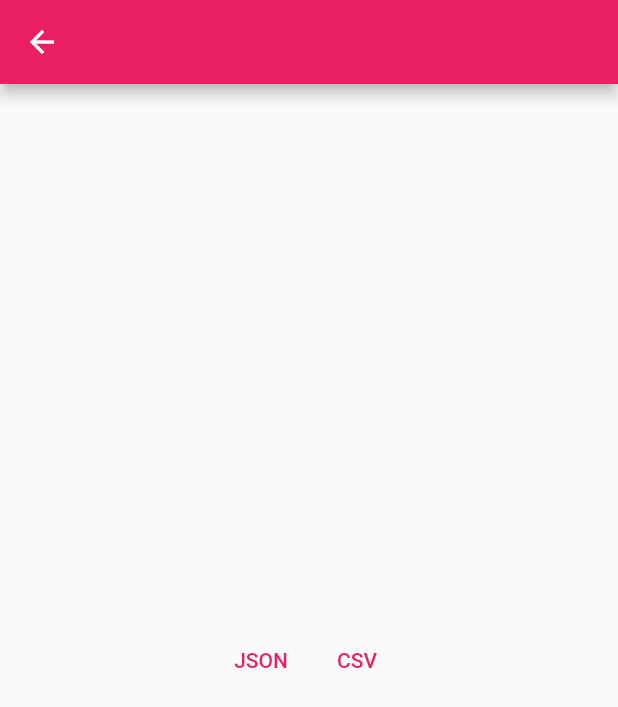
After one commit to dmrraiscte/ES-2023-2Sem-Quarta-Feira-LEI-GrupoG, a Flutter app: the SaveFile screen opened by its route, after a tap on "JSON", on a phone screen of 412 x 824 dp. The commit adds this screen. Shown: the top 707 px of the screen. Run offline on Flutter 3.47's test engine with Material 2 defaults, Android fonts, the phone set to English and light mode, and no system bars; our stand-ins replace file_picker, syncfusion_flutter_calendar, tuple; missing offline and left inert: file_saver.

Commit message:
#11 WIP: saved file/Events to json and csv

```diff
--- a/lib/main.dart
+++ b/lib/main.dart
@@ -1,6 +1,7 @@
 import 'package:calendar_manager/screens/filefromusl.dart';
 import 'package:calendar_manager/screens/home.dart';
 import 'package:calendar_manager/screens/pickfile.dart';
+import 'package:calendar_manager/screens/saveFile.dart';
 import 'package:flutter/material.dart';
 
 void main() => runApp(MyApp());
@@ -16,6 +17,7 @@ class MyApp extends StatelessWidget {
         "filefromurl": (context) => const FileFromUrl(),
         "home": (context) => const Home(),
         "pickfile": (context) => const PickFile(),
+        "savefile": (context) => const SaveFile(),
       },
       theme: ThemeData(
         primarySwatch: Colors.pink,
--- /dev/null
+++ b/lib/screens/saveFile.dart
@@ -0,0 +1,49 @@
+import 'package:flutter/material.dart';
+
+import '../utils/utils.dart';
+
+class SaveFile extends StatefulWidget {
+  const SaveFile({super.key});
+
+  @override
+  State<SaveFile> createState() => _SaveFileState();
+}
+
+class _SaveFileState extends State<SaveFile> {
+  var value = Util.fromJsonToCSV(""" {
+    "events": [
+        { "Curso": "ME", "Unidade Curricular": "Teoria dos Jogos e dos Contratos", "Turno": "01789TP01", "Turma": "MEA1", "Inscritos no turno": "30", "Dia da semana": "Qua", "Hora início da aula": "13:00:00", "Hora fim da aula": "14:30:00", "Data da aula": "23/11/2022", "Sala atribuída à aula": "AA2.25", "Lotação da sala": "34" },
+        { "Curso": "DF", "Unidade Curricular": "Investimentos II", "Turno": "01074TP01", "Turma": "DFB1", "Inscritos no turno": "3", "Dia da semana": "Seg", "Hora início da aula": "17:30:00", "Hora fim da aula": "19:00:00", "Data da aula": "21/11/2022", "Sala atribuída à aula": "D1.07", "Lotação da sala": "27" }
+        ]} """);
+
+  var value2 = Util.fromCSVToJSON(
+      """Curso,Unidade Curricular,Turno,Turma,Inscritos no turno,Dia da semana,Hora inÃ­cio da aula,Hora fim da aula,Data da aula,Sala atribuÃ­da Ã  aula,LotaÃ§Ã£o da sala
+  ME,Teoria dos Jogos e dos Contratos,01789TP01,MEA1,30,Sex,13:00:00,14:30:00,02/12/2022,AA2.25,34
+  ME,Teoria dos Jogos e dos Contratos,01789TP01,MEA1,30,Qua,13:00:00,14:30:00,23/11/2022,AA2.25,34""");
+
+  @override
+  Widget build(BuildContext context) {
+    return Scaffold(
+      appBar: AppBar(),
+      body: Center(
+        child: Row(
+          mainAxisAlignment: MainAxisAlignment.center,
+          children: [
+            TextButton(
+                onPressed: () {
+                  var txt = Util.eventsToJson(value2.item2);
+                  Util.saveFile(txt, Formato.json);
+                },
+                child: const Text('JSON')),
+            TextButton(
+                onPressed: () {
+                  var txt = Util.eventsToJson(value2.item2);
+                  Util.saveFile(txt, Formato.csv);
+                },
+                child: const Text('CSV'))
+          ],
+        ),
+      ),
+    );
+  }
+}
--- a/lib/utils/utils.dart
+++ b/lib/utils/utils.dart
@@ -1,7 +1,11 @@
 import 'dart:convert';
+import 'dart:typed_data';
 import 'package:calendar_manager/models/event_model.dart';
+import 'package:file_saver/file_saver.dart';
 import 'package:tuple/tuple.dart';
 import 'package:http/http.dart' as http;
+
+enum Formato { csv, json }
 
 class Util {
   //Receives a string [data] with csv format and returns a tuple with the list of events listed in data
@@ -77,4 +81,23 @@ class Util {
     }
     return lista;
   }
+
+  static Future<void> saveFile(String fileText, Formato formato) async {
+    await FileSaver.instance.saveFile(
+        name: 'calendar.${formato.name}',
+        ext: formato.name,
+        bytes: Uint8List.fromList(utf8.encode(fileText)));
+  }
+
+  static String eventsToJson(List<Event> events) {
+    String json = '{ "events": [';
+    json += '${events.map((e) => e.toJson()).join("\n")}]}';
+    return json;
+  }
+
+  static String eventsToCsv(List<Event> events) {
+    String csv = Event.csvHeader;
+    csv += events.map((e) => e.toCSV()).join("\n");
+    return csv;
+  }
 }
--- a/pubspec.yaml
+++ b/pubspec.yaml
@@ -39,6 +39,7 @@ dependencies:
   file_picker: ^5.2.7
   tuple: ^2.0.1
   http: ^0.13.5
+  file_saver: ^0.2.1
 
 
 dev_dependencies:
```
